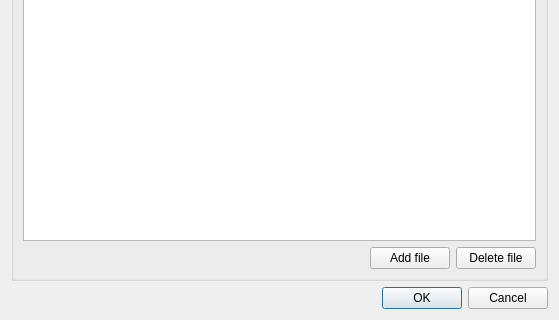
Above: core/ui/shared/visit_event_rehab.ui from Giswater/giswater_qgis_plugin before the change; both pictures show x 0 to 559 and y 424 to 744 of the 559 by 744 pixel window. Below: the same form after it.
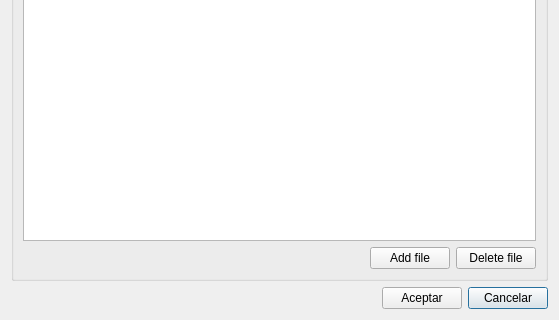
That is the form after the change.

Commit message: feat(.ui files): add lyt_buttons in missing files

The edit to the form file:
```diff
--- a/core/ui/shared/visit_event_rehab.ui
+++ b/core/ui/shared/visit_event_rehab.ui
@@ -14,6 +14,37 @@
    <string>Rehabilitation arc event</string>
   </property>
   <layout class="QGridLayout" name="gridLayout">
+   <item row="1" column="0">
+    <layout class="QGridLayout" name="gridLayout_2">
+     <item row="0" column="2">
+      <widget class="QPushButton" name="btn_cancel">
+       <property name="text">
+        <string>Cancelar</string>
+       </property>
+      </widget>
+     </item>
+     <item row="0" column="1">
+      <widget class="QPushButton" name="btn_accept">
+       <property name="text">
+        <string>Aceptar</string>
+       </property>
+      </widget>
+     </item>
+     <item row="0" column="0">
+      <spacer name="horizontalSpacer_2">
+       <property name="orientation">
+        <enum>Qt::Horizontal</enum>
+       </property>
+       <property name="sizeHint" stdset="0">
+        <size>
+         <width>40</width>
+         <height>20</height>
+        </size>
+       </property>
+      </spacer>
+     </item>
+    </layout>
+   </item>
    <item row="0" column="0">
     <widget class="QGroupBox" name="group">
      <property name="title">
@@ -494,13 +525,6 @@
      </layout>
     </widget>
    </item>
-   <item row="1" column="0">
-    <widget class="QDialogButtonBox" name="buttonBox">
-     <property name="standardButtons">
-      <set>QDialogButtonBox::Cancel|QDialogButtonBox::Ok</set>
-     </property>
-    </widget>
-   </item>
   </layout>
  </widget>
  <tabstops>
```
Left out of the diff: 36 changed lines with no effect on the pictures. The commit also changes 29 other files.
